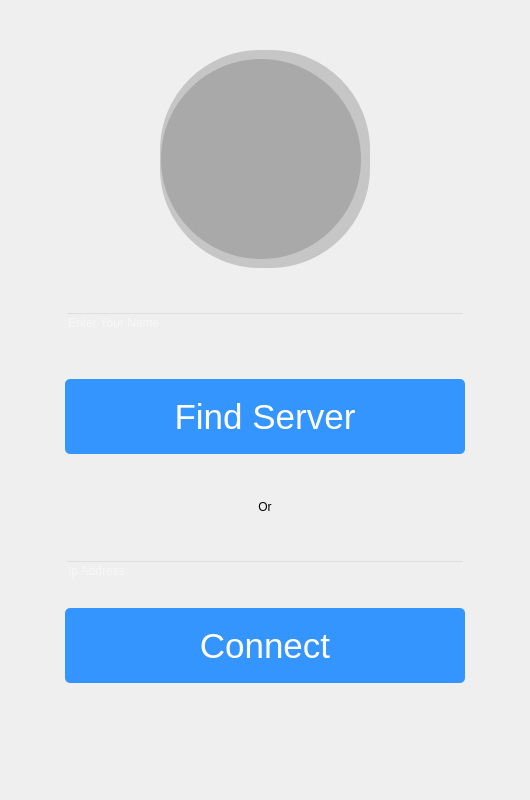
Anmol-A-jain/Dyner-order-client, file widget/serverConnection/serverconnection.ui: the form before one commit.
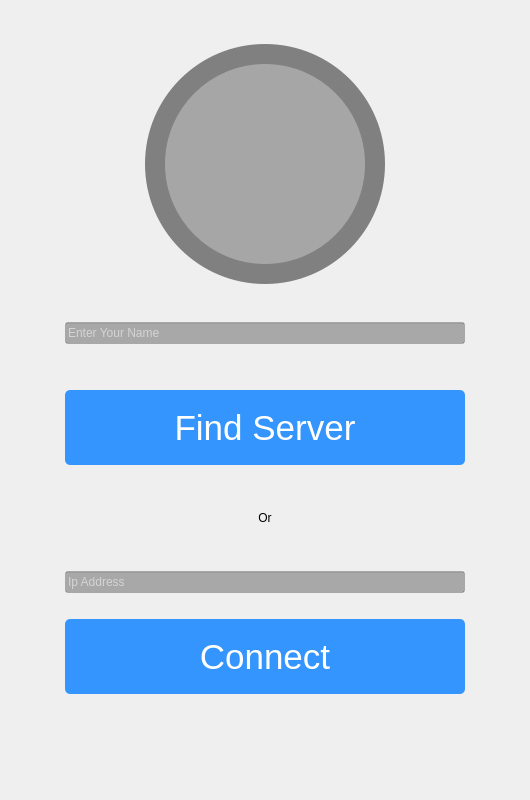
The form after the commit. Icons and pictures are not drawn.

What changed in the file:
```diff
--- a/widget/serverConnection/serverconnection.ui
+++ b/widget/serverConnection/serverconnection.ui
@@ -48,15 +48,27 @@
      <item>
       <widget class="QWidget" name="verticalWidget" native="true">
        <property name="styleSheet">
-        <string notr="true">border-radius:100%;
-background-color: rgba(100, 100, 100,0.3);</string>
+        <string notr="true">#verticalWidget
+{
+	border-radius:120%;
+	background-color: rgba(80, 80, 80,0.7);
+}</string>
        </property>
        <layout class="QVBoxLayout" name="verticalLayout">
         <property name="spacing">
          <number>0</number>
         </property>
         <property name="leftMargin">
-         <number>1</number>
+         <number>20</number>
+        </property>
+        <property name="topMargin">
+         <number>20</number>
+        </property>
+        <property name="rightMargin">
+         <number>20</number>
+        </property>
+        <property name="bottomMargin">
+         <number>20</number>
         </property>
         <item>
          <widget class="QPushButton" name="icon">
@@ -67,7 +79,10 @@
            </size>
           </property>
           <property name="styleSheet">
-           <string notr="true">border-image: url(:/img/img/logo.png);</string>
+           <string notr="true">border-image: url(:/img/img/logo.png);
+
+background-color: rgba(255, 255, 255,0.3);
+border-radius:100%;</string>
           </property>
           <property name="text">
            <string/>
@@ -132,8 +147,7 @@
         </size>
        </property>
        <property name="styleSheet">
-        <string notr="true">background-color: rgba(0, 0, 0, 0);;
-border-bottom: 2px solid rgb(97, 97, 97);
+        <string notr="true">background-color: rgba(0, 0, 0, 0.3);
 color:white;</string>
        </property>
        <property name="placeholderText">
@@ -161,6 +175,9 @@
      <property name="orientation">
       <enum>Qt::Vertical</enum>
      </property>
+     <property name="sizeType">
+      <enum>QSizePolicy::Fixed</enum>
+     </property>
      <property name="sizeHint" stdset="0">
       <size>
        <width>20</width>
@@ -342,8 +359,7 @@
             </size>
            </property>
            <property name="styleSheet">
-            <string notr="true">background-color: rgba(0, 0, 0, 0);;
-border-bottom: 2px solid rgb(97, 97, 97);
+            <string notr="true">background-color: rgba(0, 0, 0, 0.3);
 color:white;</string>
            </property>
            <property name="text">
```
